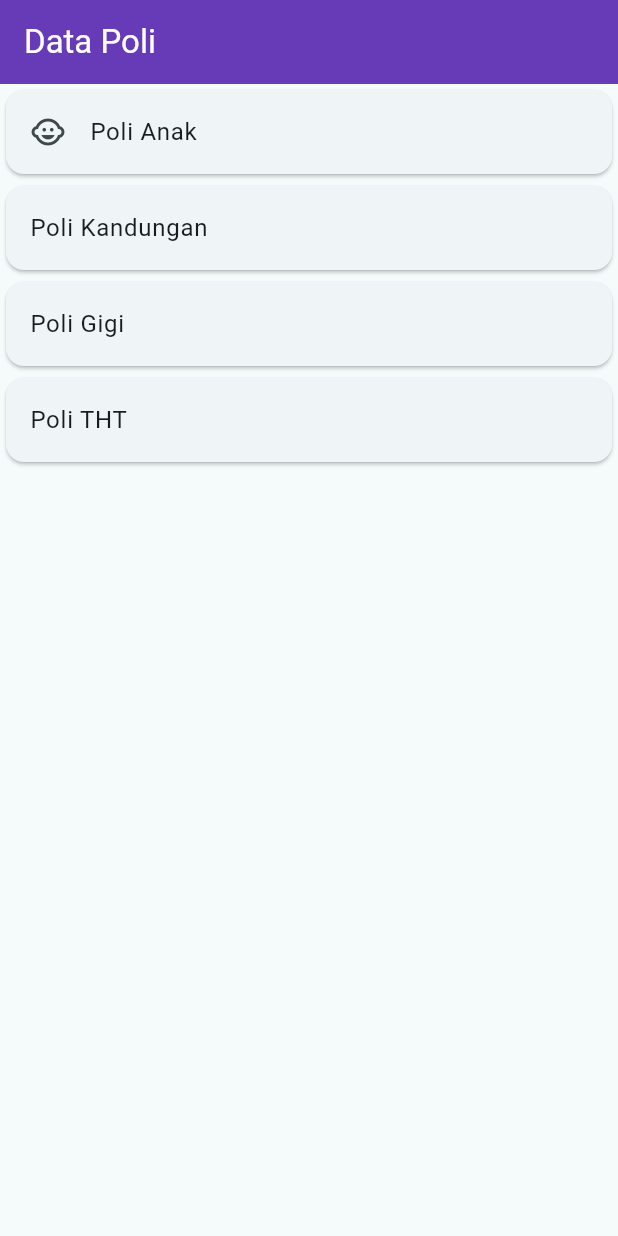
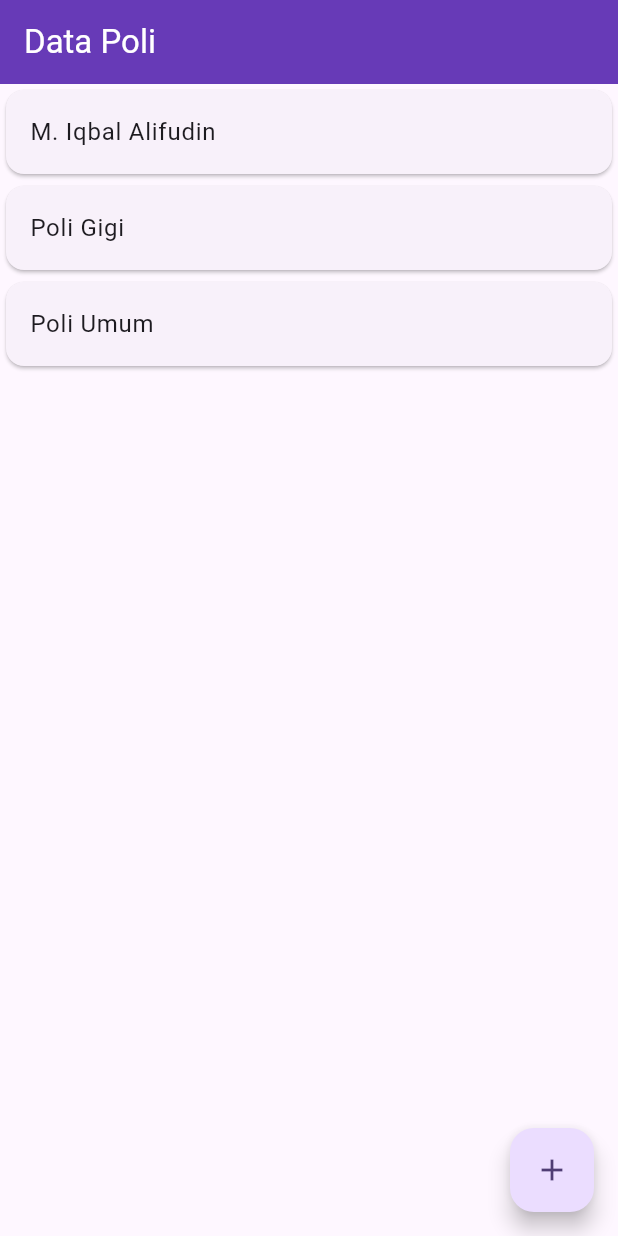
Before and after one commit to gretzcoder/klinik-app, a Flutter app: the screen it shows after launch, on a phone screen of 412 x 824 dp. Run offline on Flutter 3.47's test engine with Material 3 defaults, Android fonts, the phone set to English and light mode, and no system bars.

Commit message:
Pertemuan 8

```diff
--- a/lib/main.dart
+++ b/lib/main.dart
@@ -14,7 +14,22 @@ class MyApp extends StatelessWidget {
     return MaterialApp(
       title: 'Flutter Demo',
       theme: ThemeData(
-        colorScheme: ColorScheme.fromSeed(seedColor: Colors.white),
+        // This is the theme of your application.
+        //
+        // TRY THIS: Try running your application with "flutter run". You'll see
+        // the application has a purple toolbar. Then, without quitting the app,
+        // try changing the seedColor in the colorScheme below to Colors.green
+        // and then invoke "hot reload" (save your changes or press the "hot
+        // reload" button in a Flutter-supported IDE, or press "r" if you used
+        // the command line to start the app).
+        //
+        // Notice that the counter didn't reset back to zero; the application
+        // state is not lost during the reload. To reset the state, use hot
+        // restart instead.
+        //
+        // This works for code too, not just values: Most code changes can be
+        // tested with just a hot reload.
+        colorScheme: ColorScheme.fromSeed(seedColor: Colors.deepPurple),
         useMaterial3: true,
       ),
       home: const PoliPage(),
--- /dev/null
+++ b/lib/ui/poli/poli_item.dart
@@ -0,0 +1,29 @@
+import 'package:flutter/material.dart';
+import 'package:klinik_app/model/Poli.dart';
+import 'package:klinik_app/ui/poli/poli_detail.dart';
+
+class PoliItem extends StatelessWidget {
+  Poli data;
+
+  PoliItem({super.key, required this.data});
+
+  @override
+  Widget build(BuildContext context) {
+    return GestureDetector(
+      child: Card(
+        child: ListTile(
+          title: Text(data.namaPoli),
+        ),
+      ),
+      onTap: () {
+        Navigator.push(
+            context,
+            MaterialPageRoute(
+              builder: (context) => PoliDetail(
+                data: data,
+              ),
+            ));
+      },
+    );
+  }
+}
--- a/lib/ui/poli/poli_page.dart
+++ b/lib/ui/poli/poli_page.dart
@@ -2,6 +2,8 @@ import 'package:flutter/material.dart';
 import 'package:flutter/widgets.dart';
 import 'package:klinik_app/model/Poli.dart';
 import 'package:klinik_app/ui/poli/poli_detail.dart';
+import 'package:klinik_app/ui/poli/poli_form.dart';
+import 'package:klinik_app/ui/poli/poli_item.dart';
 
 class PoliPage extends StatefulWidget {
   const PoliPage({super.key});
@@ -23,42 +25,20 @@ class _PoliPageState extends State<PoliPage> {
       ),
       body: ListView(
         children: [
-          GestureDetector(
-            child: const Card(
-              child: ListTile(
-                title: Text("Poli Anak"),
-                leading: Icon(Icons.child_care),
-              ),
-            ),
-            onTap: () {
-              Poli poliAnak = Poli(id: "1", namaPoli: "Poli Anak");
-              Navigator.push(
-                  context,
-                  MaterialPageRoute(
-                    builder: (context) => PoliDetail(
-                      data: poliAnak,
-                    ),
-                  ));
-            },
-          ),
-          GestureDetector(
-            child: const Card(
-              child: ListTile(
-                title: Text("Poli Kandungan"),
-              ),
-            ),
-          ),
-          Card(
-            child: ListTile(
-              title: Text("Poli Gigi"),
-            ),
-          ),
-          Card(
-            child: ListTile(
-              title: Text("Poli THT"),
-            ),
-          )
+          PoliItem(data: Poli(namaPoli: "M. Iqbal Alifudin")),
+          PoliItem(data: Poli(namaPoli: "Poli Gigi")),
+          PoliItem(data: Poli(namaPoli: "Poli Umum")),
         ],
+      ),
+      floatingActionButton: FloatingActionButton(
+        onPressed: () {
+          Navigator.push(
+              context,
+              MaterialPageRoute(
+                builder: (context) => PoliForm(),
+              ));
+        },
+        child: Icon(Icons.add),
       ),
     );
   }
```
Also changed, not shown: lib/ui/poli/poli_detail.dart (+52 -11 lines), lib/ui/poli/poli_form.dart (added, +58 -0 lines), lib/ui/poli/poli_update.dart (added, +67 -0 lines), pubspec.lock.
